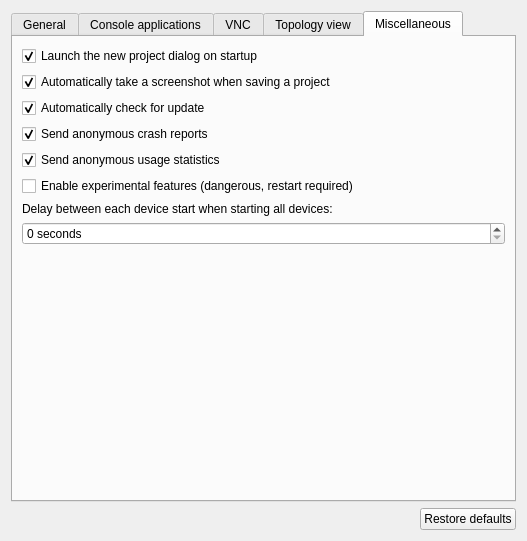
Above: gns3/ui/general_preferences_page.ui from GNS3/gns3-gui before the change. Below: the same form after it.
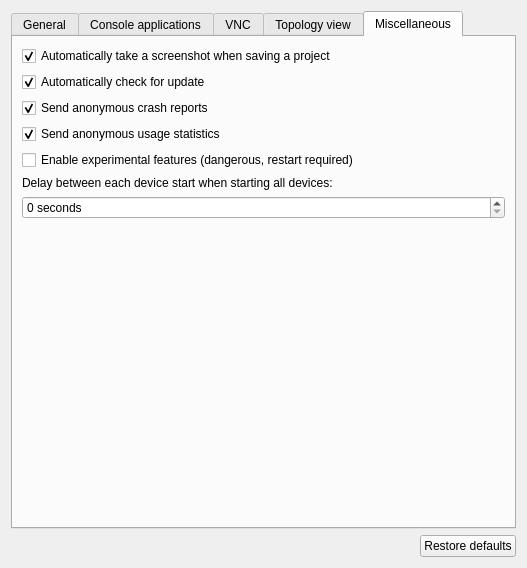
That is the form after the change. The open tabs and pages were chosen to show the change.

Commit message: Remove the auto launch project dialog settings because it's now always open

Diff of the .ui file:
```diff
--- a/gns3/ui/general_preferences_page.ui
+++ b/gns3/ui/general_preferences_page.ui
@@ -7,7 +7,7 @@
     <x>0</x>
     <y>0</y>
     <width>527</width>
-    <height>541</height>
+    <height>568</height>
    </rect>
   </property>
   <property name="windowTitle">
@@ -627,16 +627,6 @@
        <string>Miscellaneous</string>
       </attribute>
       <layout class="QVBoxLayout" name="verticalLayout_2">
-       <item>
-        <widget class="QCheckBox" name="uiLaunchNewProjectDialogCheckBox">
-         <property name="text">
-          <string>Launch the new project dialog on startup</string>
-         </property>
-         <property name="checked">
-          <bool>true</bool>
-         </property>
-        </widget>
-       </item>
        <item>
         <widget class="QCheckBox" name="uiAutoScreenshotCheckBox">
          <property name="text">
```
Left out of the diff: 2 changed lines with no effect on the pictures. The commit also changes 4 other files.
